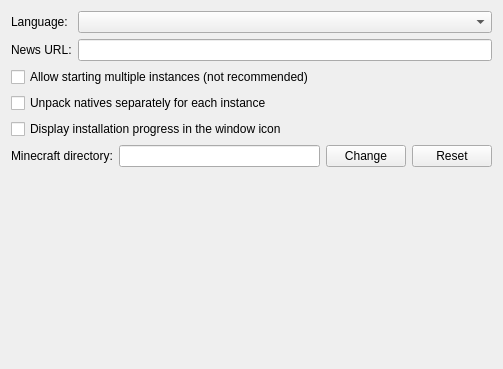
This is jdMinecraftLauncher/ui/OptionsTab.ui in JakobDev/jdMinecraftLauncher as Qt 5 draws it before an edit. The edited form follows.
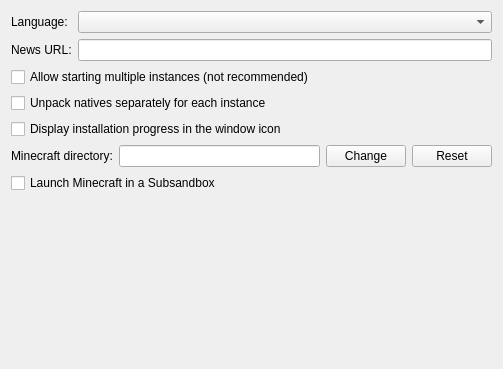
This is the edited form.

Commit message: Allow running Minecraft in a Subsandbox

What changed in the file:
```diff
--- a/jdMinecraftLauncher/ui/OptionsTab.ui
+++ b/jdMinecraftLauncher/ui/OptionsTab.ui
@@ -91,6 +91,13 @@
      </item>
     </layout>
    </item>
+   <item>
+    <widget class="QCheckBox" name="flatpakSubsandboxCheckBox">
+     <property name="text">
+      <string>Launch Minecraft in a Subsandbox</string>
+     </property>
+    </widget>
+   </item>
    <item>
     <spacer name="verticalSpacer">
      <property name="orientation">
```
The commit also changes 5 other files.
